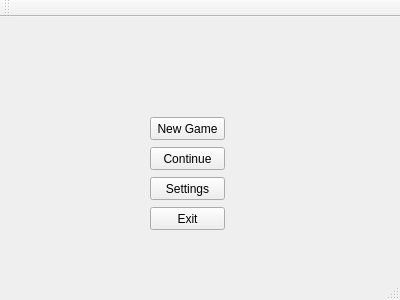
First picture: the form in MyGame/mainwindow.ui, repository DavidtheDude/CIS-17B, before the edit.
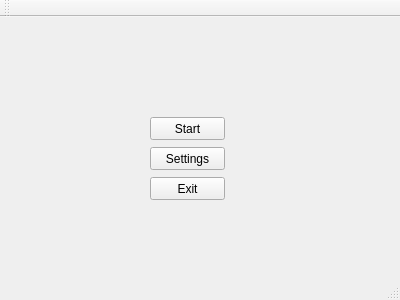
Second picture: the form after the edit.

Commit message: Added .zips of my game

Patch:
```diff
--- a/MyGame/mainwindow.ui
+++ b/MyGame/mainwindow.ui
@@ -24,27 +24,14 @@
      </rect>
     </property>
     <property name="text">
-     <string>New Game</string>
-    </property>
-   </widget>
-   <widget class="QPushButton" name="Continue">
-    <property name="geometry">
-     <rect>
-      <x>150</x>
-      <y>130</y>
-      <width>75</width>
-      <height>23</height>
-     </rect>
-    </property>
-    <property name="text">
-     <string>Continue</string>
+     <string>Start</string>
     </property>
    </widget>
    <widget class="QPushButton" name="Settings">
     <property name="geometry">
      <rect>
       <x>150</x>
-      <y>160</y>
+      <y>130</y>
       <width>75</width>
       <height>23</height>
      </rect>
@@ -57,7 +44,7 @@
     <property name="geometry">
      <rect>
       <x>150</x>
-      <y>190</y>
+      <y>160</y>
       <width>75</width>
       <height>23</height>
      </rect>
```
The commit also changes 26 other files.
